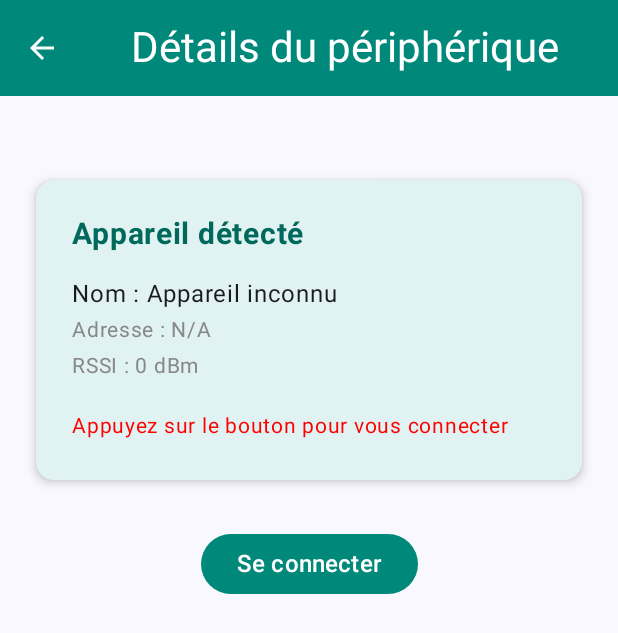
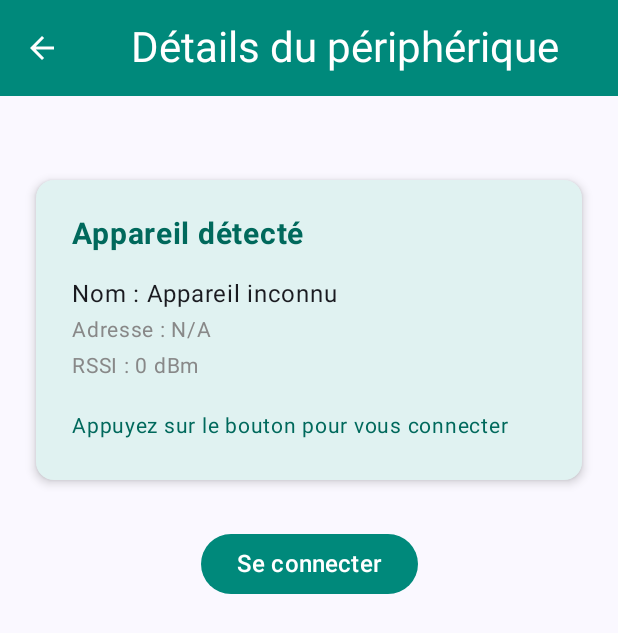
Before and after one commit to danpassy/android-smart-device-ble, an Android app built with Jetpack Compose: the DeviceActivity screen opened directly, with no data from a screen before it, on a phone screen of 412 x 824 dp. Shown: the top 633 px of the screen. Run offline under Robolectric (Android 15) with nearby library versions, the phone set to English and light mode, and no system bars.

Commit message:
Design modification

```diff
--- a/app/src/main/java/fr/isen/boussougou/androidsmartdevice/MainActivity.kt
+++ b/app/src/main/java/fr/isen/boussougou/androidsmartdevice/MainActivity.kt
@@ -85,7 +85,7 @@ fun HomeScreen() {
                 modifier = Modifier.padding(horizontal = 8.dp)
             )
 
-            Spacer(modifier = Modifier.height(110.dp))
+            Spacer(modifier = Modifier.height(80.dp))
 
             Image(
                 painter = painterResource(id = R.drawable.bluetooth), // Assuming bluetooth_icon is the drawable resource ID
@@ -93,7 +93,7 @@ fun HomeScreen() {
                 modifier = Modifier.size(160.dp)
             )
 
-            Spacer(modifier = Modifier.height(150.dp))
+            Spacer(modifier = Modifier.height(90.dp))
 
             Button(
                 onClick = {
--- a/app/src/main/java/fr/isen/boussougou/androidsmartdevice/screens/DeviceScreen.kt
+++ b/app/src/main/java/fr/isen/boussougou/androidsmartdevice/screens/DeviceScreen.kt
@@ -34,9 +34,9 @@ fun DeviceScreen(
     onResetCounter: () -> Unit
 ) {
     val ledColors = listOf(
-        Color(0xFF00897B), // LED 1 - Teal color to match the theme
-        Color(0xFFFFFFFF), // LED 2 - White
-        Color(0xFFF44336)  // LED 3 - Red
+        Color(0xFF00897B), // LED 1
+        Color(0xFF42A5F5), // LED 2
+        Color(0xFFF44336)  // LED 3
     )
 
     Scaffold(
@@ -85,7 +85,7 @@ fun DeviceScreen(
                         Text("Adresse : $address", fontSize = 14.sp, color = Color.Gray)
                         Text("RSSI : $rssi dBm", fontSize = 14.sp, color = Color.Gray)
                         Spacer(modifier = Modifier.height(16.dp))
-                        Text(connectionStatus, fontSize = 14.sp, color = if (isConnected) Color.Green else Color.Red)
+                        Text(connectionStatus, fontSize = 14.sp, color = if (isConnected) Color.Green else Color(0xFF00695C))
                     }
                 }
 
--- a/app/src/main/java/fr/isen/boussougou/androidsmartdevice/screens/ScanScreen.kt
+++ b/app/src/main/java/fr/isen/boussougou/androidsmartdevice/screens/ScanScreen.kt
@@ -101,7 +101,7 @@ fun ScanScreen(
                 text = "Appareils détectés : ${devices.size}",
                 fontWeight = FontWeight.Bold,
                 fontSize = 18.sp,
-                color = Color.Black,
+                color = Color(0xFF00695C),
                 modifier = Modifier.padding(bottom = 16.dp)
             )
 
@@ -122,8 +122,8 @@ fun ScanScreen(
                             modifier = Modifier.size(64.dp)
                         )
                         Spacer(modifier = Modifier.height(16.dp))
-                        Text("Apuyer sur 'play' pour lancer le Scan BLE et sur 'pause' pour l'arreter", textAlign = TextAlign.Center,fontSize = 16.sp, color = Color.Gray)
-                        Text("Assurez-vous que le BLE de votre appareil est activé anvant de lancer le Scan", textAlign = TextAlign.Center, fontSize = 14.sp, color = Color.Gray)
+                        Text("Appuyer sur 'play' pour lancer le Scan BLE et sur 'pause' pour l'arreter", textAlign = TextAlign.Center,fontSize = 16.sp, color = Color.Gray)
+                        Text("Assurez-vous que le BLE de votre appareil est activé avant de lancer le Scan", textAlign = TextAlign.Center, fontSize = 14.sp, color = Color.Gray)
                     }
                 }
             } else {
```
Also changed, not shown: 2 other files.
